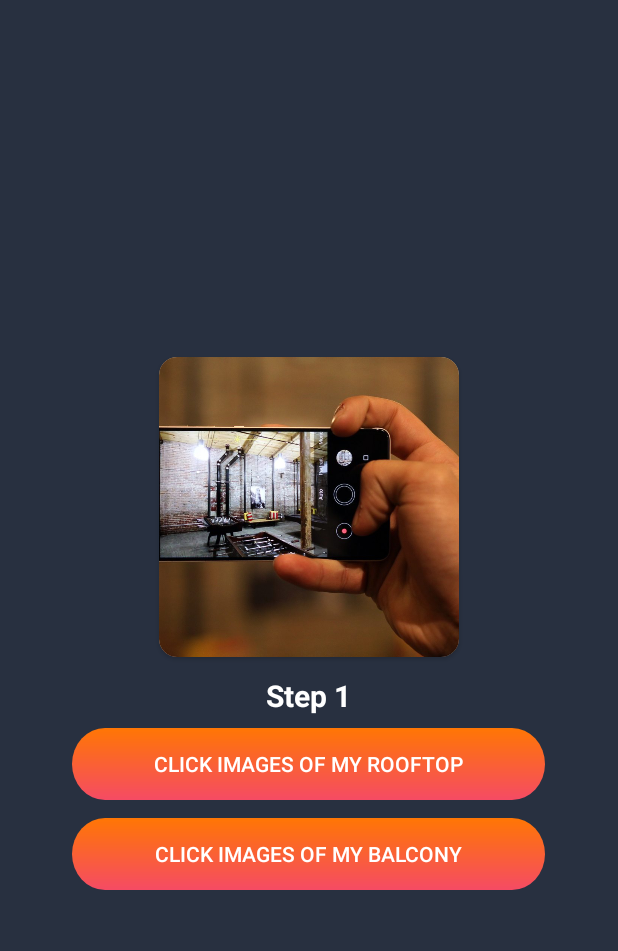
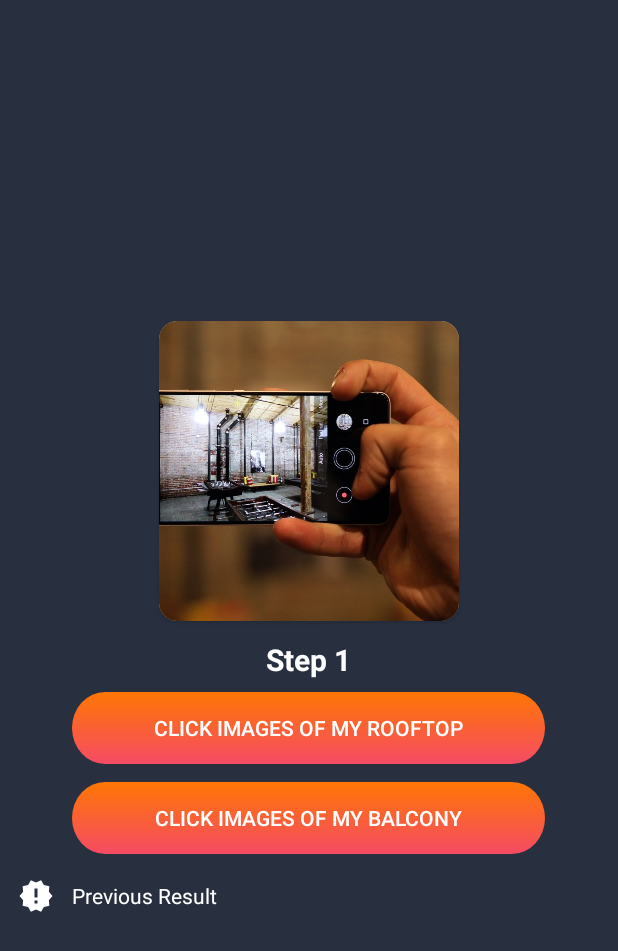
Before and after one commit to rsrohan/Energy-Utilization-of-Rooftops-In-Urban-Areas, an Android app: the SendImageActivity screen opened directly, with no data from a screen before it, on a phone screen of 412 x 824 dp. Shown: the top 951 px of the screen. Run offline under Robolectric (Android 15) with nearby library versions, the phone set to English and light mode, and no system bars; our stand-ins replace Firebase (no records; nobody signed in at launch, a user with empty details on screens opened directly).

Commit message:
Multiple Changes

```diff
--- a/app/src/main/java/com/example/minorproject2/RecyclerAdapterForPlants.java
+++ b/app/src/main/java/com/example/minorproject2/RecyclerAdapterForPlants.java
@@ -55,7 +55,6 @@ public class RecyclerAdapterForPlants extends RecyclerView.Adapter<RecyclerAdapt
 
         }
 
-
     }
 
 
--- a/app/src/main/java/com/example/minorproject2/SendImageActivity.java
+++ b/app/src/main/java/com/example/minorproject2/SendImageActivity.java
@@ -21,6 +21,7 @@ import android.view.View;
 import android.widget.Button;
 import android.widget.EditText;
 import android.widget.ImageView;
+import android.widget.TextView;
 import android.widget.Toast;
 
 import androidx.annotation.NonNull;
@@ -88,16 +89,18 @@ public class SendImageActivity extends AppCompatActivity {
     ArrayList<String> images;
     private ProgressDialog progressDialog;
 
+    TextView tv_result;
     @Override
     protected void onCreate(Bundle savedInstanceState) {
         super.onCreate(savedInstanceState);
         setContentView(R.layout.activity_send_image);
+        progressDialog = new ProgressDialog(this);
+        progressDialog.setCancelable(false);
+        progressDialog.setMessage("Please wait...");
         user = FirebaseAuth.getInstance().getCurrentUser();
-        latReference = FirebaseDatabase.getInstance().getReference("uploadedLat");
-        longReference = FirebaseDatabase.getInstance().getReference("uploadedLon");
-        postalReference = FirebaseDatabase.getInstance().getReference("uploadedPostalCode");
-
-
+        latReference = FirebaseDatabase.getInstance().getReference(Objects.requireNonNull(user.getPhoneNumber())).child("uploadedLat");
+        longReference = FirebaseDatabase.getInstance().getReference(user.getPhoneNumber()).child("uploadedLon");
+        postalReference = FirebaseDatabase.getInstance().getReference(user.getPhoneNumber()).child("uploadedPostalCode");
 
         setViewById();
 
@@ -124,6 +127,43 @@ public class SendImageActivity extends AppCompatActivity {
                 finish();
             }
         });
+        tv_result.setOnClickListener(new View.OnClickListener() {
+            @Override
+            public void onClick(View v) {
+                try{
+                    progressDialog.show();
+                    DatabaseReference databaseReference = FirebaseDatabase.getInstance().getReference(user.getPhoneNumber());
+                    Query lastQuery = databaseReference.child("result").orderByKey().limitToLast(1);
+                    lastQuery.addListenerForSingleValueEvent(new ValueEventListener() {
+                        @Override
+                        public void onDataChange(DataSnapshot data) {
+                            progressDialog.dismiss();
+                            String result = String.valueOf(Objects.requireNonNull(data.getValue()).toString());
+                            Log.d(TAG, "onDataChange: "+result);
+                            result = result.substring(result.indexOf("=") + 1);
+                            result = result.substring(0, result.indexOf("}"));
+                            Log.d(TAG, "onDataChange: " + result);
+                            if (result.equals("NULL")) {
+                                Toast.makeText(SendImageActivity.this, "Sorry no plants found in our database.", Toast.LENGTH_SHORT).show();
+                            } else {
+                                startActivity(new Intent(getApplicationContext(), ResultActivity.class).putExtra("result", result));
+                                finish();
+                            }
+                            //Toast.makeText(InputRooftopAreaActivity.this, "" + result, Toast.LENGTH_SHORT).show();
+
+                        }
+
+                        @Override
+                        public void onCancelled(DatabaseError databaseError) {
+                            progressDialog.dismiss();
+                        }
+                    });
+                }catch (Exception e){
+                    progressDialog.show();
+                    Toast.makeText(SendImageActivity.this, "Ruko Zara ! Sabr Karo...", Toast.LENGTH_SHORT).show();
+                }
+            }
+        });
     }
 
     private Bitmap getYourInputImage() {
@@ -137,7 +177,7 @@ public class SendImageActivity extends AppCompatActivity {
 
         eastImageButton = findViewById(R.id.imageEastButton);
         westImageButton = findViewById(R.id.imageWestButton);
-
+        tv_result = findViewById(R.id.tv_result);
     }
 
     private boolean checkAndRequestPermissions() {
--- a/app/src/main/res/layout/activity_camera.xml
+++ b/app/src/main/res/layout/activity_camera.xml
@@ -60,7 +60,7 @@
 
     <View
         android:layout_width="1dp"
-        android:layout_height="300dp"
+        android:layout_height="200dp"
         android:layout_centerInParent="true"
         android:id="@+id/line1"
         android:background="@color/colorAccent"/>
@@ -95,7 +95,7 @@
         android:layout_toEndOf="@id/line1"
         android:layout_marginStart="20dp"
         android:textColor="@color/colorAccent"
-        android:text="Top side"
+        android:text="Top\nside"
         android:id="@+id/top"
         android:gravity="center"
         android:drawableEnd="@drawable/ic_chevron_right_black_24dp"/>
@@ -106,7 +106,7 @@
         android:layout_marginEnd="20dp"
         android:layout_toStartOf="@id/line1"
         android:textColor="@color/colorAccent"
-        android:text="Bottom side"
+        android:text="Bottom\nside"
         android:gravity="center"
         android:id="@+id/bottom"
         android:drawableStart="@drawable/ic_chevron_left_black_24dp"/>
--- a/app/src/main/res/layout/activity_send_image.xml
+++ b/app/src/main/res/layout/activity_send_image.xml
@@ -65,7 +65,16 @@
         android:text="Click Images of my balcony"
         android:textColor="@android:color/white"
         android:visibility="visible" />
-
+    <TextView
+        android:layout_width="match_parent"
+        android:layout_height="wrap_content"
+        android:textColor="@color/white"
+        android:text="Previous Result"
+        android:id="@+id/tv_result"
+        android:drawablePadding="12dp"
+        android:drawableStart="@drawable/ic_new_releases_black_24dp"
+        android:gravity="center_vertical"
+        android:layout_margin="12dp"/>
 
 
 
```
Also changed, not shown: app/src/main/AndroidManifest.xml (+13 -12 lines), app/src/main/java/com/example/minorproject2/CameraActivity.java (+78 -61 lines), app/src/main/java/com/example/minorproject2/InputRooftopAreaActivity.java (+30 -40 lines), app/src/main/java/com/example/minorproject2/ResultActivity.java (+19 -3 lines), app/src/main/res/layout/activity_result.xml (+43 -0 lines), app/src/main/res/layout/item_plant.xml (+16 -14 lines), app/src/main/res/drawable-v24/sorry.jpg (added).
